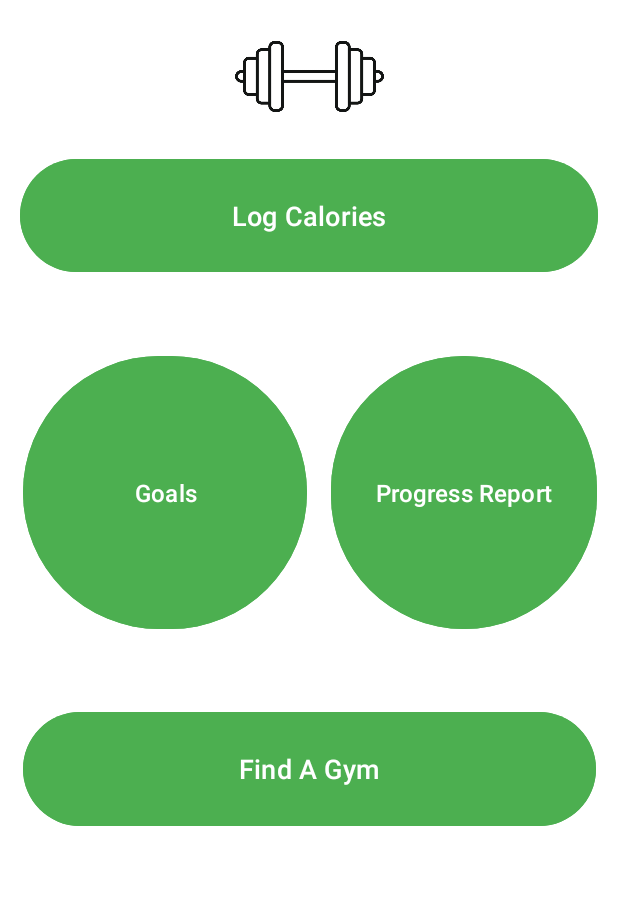
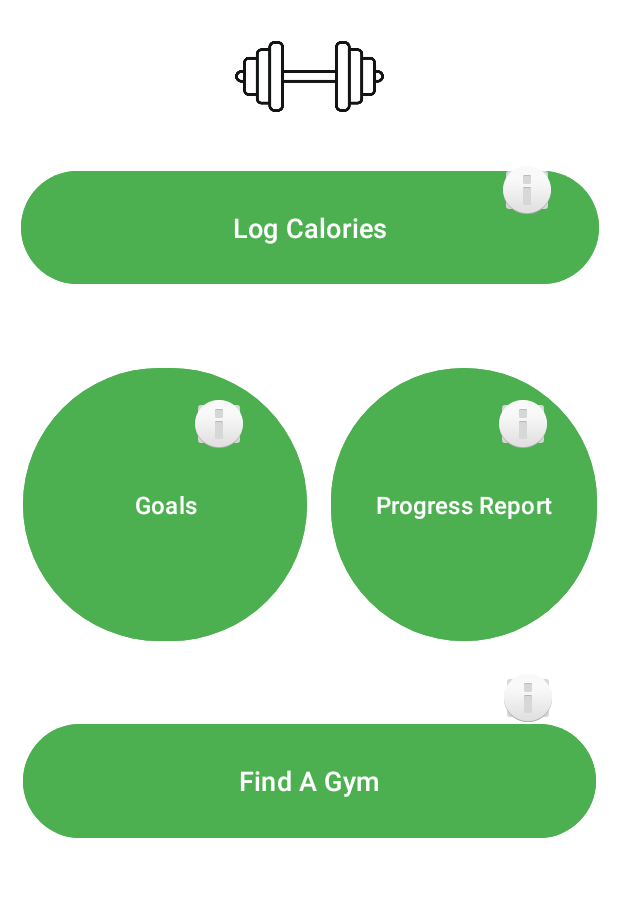
Before and after one commit to MilanBert/Kelowna-Fitness-Prototype, an Android app: the screen it shows after launch (MainActivity), on a phone screen of 412 x 824 dp, the part 93-990 px from its top. Run offline under Robolectric (Android 15) with nearby library versions, the phone set to English and light mode, and no system bars.

Commit message:
made changes

```diff
--- a/app/src/main/java/com/example/step4test/MainActivity.java
+++ b/app/src/main/java/com/example/step4test/MainActivity.java
@@ -4,12 +4,16 @@ import android.content.Intent;
 import android.os.Bundle;
 import android.view.View;
 import android.widget.Button;
+import android.widget.ImageButton;
+import android.widget.Toast;
 
+import androidx.appcompat.app.AlertDialog;
 import androidx.appcompat.app.AppCompatActivity;
 
 public class MainActivity extends AppCompatActivity {
 
     private Button logCaloriesButton, goalsButton, progressReportButton, findGymButton;
+    private ImageButton logCaloriesHelpIcon, goalsHelpIcon, progressReportHelpIcon, findGymHelpIcon;
 
     @Override
     protected void onCreate(Bundle savedInstanceState) {
@@ -22,45 +26,30 @@ public class MainActivity extends AppCompatActivity {
         progressReportButton = findViewById(R.id.progressReportButton);
         findGymButton = findViewById(R.id.findGymButton);
 
-        // Set onClickListeners for each button
+        // Initialize help icons
+        logCaloriesHelpIcon = findViewById(R.id.imageButton_log);
+        goalsHelpIcon = findViewById(R.id.imageButton_goals);
+        progressReportHelpIcon = findViewById(R.id.imageButton_pr);
+        findGymHelpIcon = findViewById(R.id.imageButton_gym);
 
-        // Log Calories Button
-        logCaloriesButton.setOnClickListener(new View.OnClickListener() {
-            @Override
-            public void onClick(View v) {
-                Intent intent = new Intent(MainActivity.this, LogCalories.class);
-                startActivity(intent);
-            }
-        });
+        // Set onClickListeners for buttons
+        logCaloriesButton.setOnClickListener(v -> startActivity(new Intent(MainActivity.this, LogCalories.class)));
+        goalsButton.setOnClickListener(v -> startActivity(new Intent(MainActivity.this, GoalsActivity.class)));
+        progressReportButton.setOnClickListener(v -> startActivity(new Intent(MainActivity.this, ProgressReport.class)));
+        findGymButton.setOnClickListener(v -> startActivity(new Intent(MainActivity.this, mapEntrySelectionActivity.class)));
 
-        // Goals Button
-        goalsButton.setOnClickListener(new View.OnClickListener() {
-            @Override
-            public void onClick(View v) {
-                Intent intent = new Intent(MainActivity.this, GoalsActivity.class);
-                startActivity(intent);
-            }
-        });
+        // Set onClickListeners for help icons
+        logCaloriesHelpIcon.setOnClickListener(v -> showHelpDialog("Log Calories", "Use this button to log your daily calorie intake."));
+        goalsHelpIcon.setOnClickListener(v -> showHelpDialog("Goals", "Set and monitor your fitness goals using this button."));
+        progressReportHelpIcon.setOnClickListener(v -> showHelpDialog("Progress Report", "View your fitness progress and trends."));
+        findGymHelpIcon.setOnClickListener(v -> showHelpDialog("Find A Gym", "Locate nearby gyms with this feature."));
+    }
 
-        // Progress Report Button
-        progressReportButton.setOnClickListener(new View.OnClickListener() {
-            @Override
-            public void onClick(View v) {
-                // Launch the ProgressReport activity using an Intent
-                Intent intent = new Intent(MainActivity.this, ProgressReport.class);
-                startActivity(intent); // This starts ProgressReport as a new Activity
-            }
-        });
-
-
-
-        // Find A Gym Button
-        findGymButton.setOnClickListener(new View.OnClickListener() {
-            @Override
-            public void onClick(View v) {
-                Intent intent = new Intent(MainActivity.this, mapEntrySelectionActivity.class);
-                startActivity(intent);
-            }
-        });
+    private void showHelpDialog(String title, String message) {
+        AlertDialog.Builder builder = new AlertDialog.Builder(this);
+        builder.setTitle(title);
+        builder.setMessage(message);
+        builder.setPositiveButton("OK", null);
+        builder.show();
     }
 }
--- a/app/src/main/res/layout/activity_main.xml
+++ b/app/src/main/res/layout/activity_main.xml
@@ -10,7 +10,8 @@
     tools:context=".MainActivity">
 
     <!-- App Title -->
-<TextView
+
+    <TextView
 android:id="@+id/appTitle"
 android:layout_width="wrap_content"
 android:layout_height="wrap_content"
@@ -35,6 +36,11 @@ android:textColor="#000000"
         app:layout_constraintTop_toBottomOf="@id/appTitle" />
 
     <!-- Log Calories Button -->
+
+    <!-- Middle Button Container -->
+
+    <!-- Find a Gym Button -->
+
     <Button
         android:id="@+id/logCaloriesButton"
         android:layout_width="385dp"
@@ -45,13 +51,12 @@ android:textColor="#000000"
         android:text="Log Calories"
         android:textColor="#FFFFFF"
         android:textSize="18sp"
+        app:layout_constraintBottom_toBottomOf="parent"
         app:layout_constraintEnd_toEndOf="parent"
+        app:layout_constraintHorizontal_bias="0.384"
         app:layout_constraintStart_toStartOf="parent"
-        app:layout_constraintTop_toBottomOf="@id/dumbbellImage" />
-
-    <!-- Middle Button Container -->
-
-    <!-- Find a Gym Button -->
+        app:layout_constraintTop_toBottomOf="@id/dumbbellImage"
+        app:layout_constraintVertical_bias="0.014" />
 
     <androidx.constraintlayout.widget.ConstraintLayout
         android:id="@+id/middleButtonContainer"
@@ -95,9 +100,35 @@ android:textColor="#000000"
             app:layout_constraintStart_toEndOf="@id/goalsButton"
             app:layout_constraintTop_toTopOf="parent"
             app:layout_constraintWidth_percent="0.45" />
+
+        <ImageButton
+            android:id="@+id/imageButton_goals"
+            android:layout_width="36dp"
+            android:layout_height="37dp"
+            app:layout_constraintBottom_toBottomOf="parent"
+            app:layout_constraintEnd_toEndOf="parent"
+            app:layout_constraintHorizontal_bias="0.33"
+            app:layout_constraintStart_toStartOf="parent"
+            app:layout_constraintTop_toTopOf="parent"
+            app:layout_constraintVertical_bias="0.223"
+            app:srcCompat="@android:drawable/ic_dialog_info" />
+
+        <ImageButton
+            android:id="@+id/imageButton_pr"
+            android:layout_width="36dp"
+            android:layout_height="37dp"
+            app:layout_constraintBottom_toBottomOf="parent"
+            app:layout_constraintEnd_toEndOf="parent"
+            app:layout_constraintHorizontal_bias="0.903"
+            app:layout_constraintStart_toStartOf="parent"
+            app:layout_constraintTop_toTopOf="parent"
+            app:layout_constraintVertical_bias="0.223"
+            app:srcCompat="@android:drawable/ic_dialog_info" />
+
     </androidx.constraintlayout.widget.ConstraintLayout>
 
     <!-- Find A Gym Button -->
+
     <Button
         android:id="@+id/findGymButton"
         android:layout_width="382dp"
@@ -108,8 +139,34 @@ android:textColor="#000000"
         android:text="Find A Gym"
         android:textColor="#FFFFFF"
         android:textSize="18sp"
+        app:layout_constraintBottom_toBottomOf="parent"
         app:layout_constraintEnd_toEndOf="parent"
-        app:layout_constraintHorizontal_bias="0.47"
+        app:layout_constraintHorizontal_bias="0.517"
         app:layout_constraintStart_toStartOf="parent"
-        app:layout_constraintTop_toBottomOf="@id/middleButtonContainer" />
-    </androidx.constraintlayout.widget.ConstraintLayout>
+        app:layout_constraintTop_toBottomOf="@id/middleButtonContainer"
+        app:layout_constraintVertical_bias="0.0" />
+
+    <ImageButton
+        android:id="@+id/imageButton_log"
+        android:layout_width="36dp"
+        android:layout_height="37dp"
+        app:layout_constraintBottom_toBottomOf="parent"
+        app:layout_constraintEnd_toEndOf="parent"
+        app:layout_constraintHorizontal_bias="0.883"
+        app:layout_constraintStart_toStartOf="@+id/logCaloriesButton"
+        app:layout_constraintTop_toTopOf="parent"
+        app:layout_constraintVertical_bias="0.216"
+        app:srcCompat="@android:drawable/ic_dialog_info" />
+
+    <ImageButton
+        android:id="@+id/imageButton_gym"
+        android:layout_width="36dp"
+        android:layout_height="37dp"
+        app:layout_constraintBottom_toBottomOf="parent"
+        app:layout_constraintEnd_toEndOf="parent"
+        app:layout_constraintHorizontal_bias="0.888"
+        app:layout_constraintStart_toStartOf="parent"
+        app:layout_constraintTop_toTopOf="parent"
+        app:layout_constraintVertical_bias="0.647"
+        app:srcCompat="@android:drawable/ic_dialog_info" />
+</androidx.constraintlayout.widget.ConstraintLayout>
```
